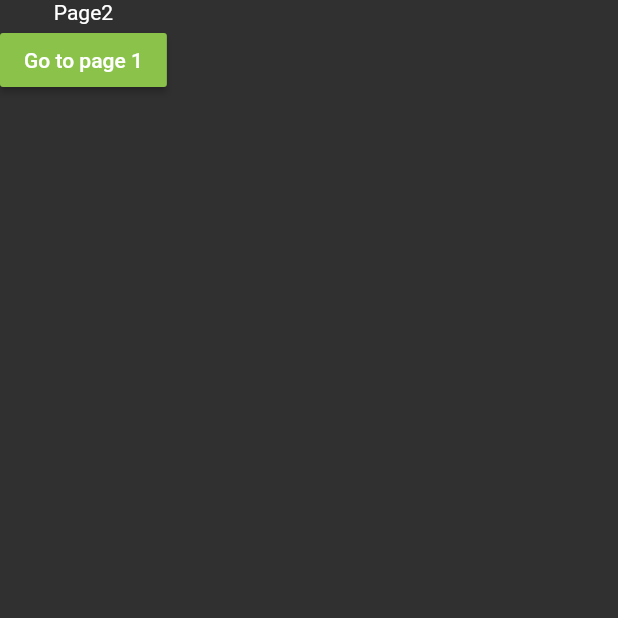
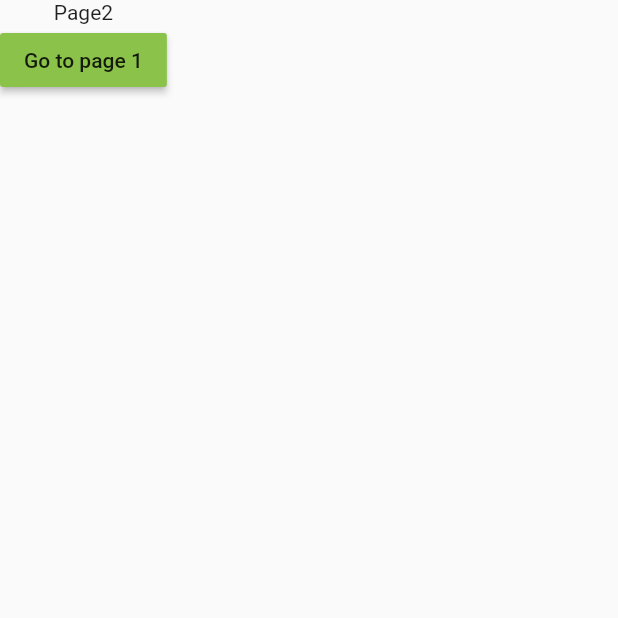
Before and after one commit to ivofernandes/routes, a Flutter app: the screen it shows after launch, after a tap on "Go to page 2", on a phone screen of 412 x 824 dp, the top half of it. Run offline on Flutter 3.47's test engine with Material 2 defaults, Android fonts, the phone set to English and light mode, and no system bars.

```diff
--- a/lib/main.dart
+++ b/lib/main.dart
@@ -38,7 +38,8 @@ class MyApp extends StatelessWidget {
 class Page1 extends StatelessWidget {
   @override
   Widget build(BuildContext context) {
-    return SafeArea(
+    return MaterialApp(
+      home: SafeArea(
         child: Scaffold(
           body: Column(
             children: [
@@ -51,6 +52,7 @@ class Page1 extends StatelessWidget {
             ],
           ),
         ),
+      ),
     );
   }
 }
@@ -58,7 +60,8 @@ class Page1 extends StatelessWidget {
 class Page2 extends StatelessWidget {
   @override
   Widget build(BuildContext context) {
-    return SafeArea(
+    return MaterialApp(
+      home: SafeArea(
         child: Scaffold(
           body: Column(
             children: [
@@ -71,6 +74,7 @@ class Page2 extends StatelessWidget {
             ],
           ),
         ),
+      ),
     );
   }
 }
```
Lines whose indentation alone changed are shown as unchanged.
